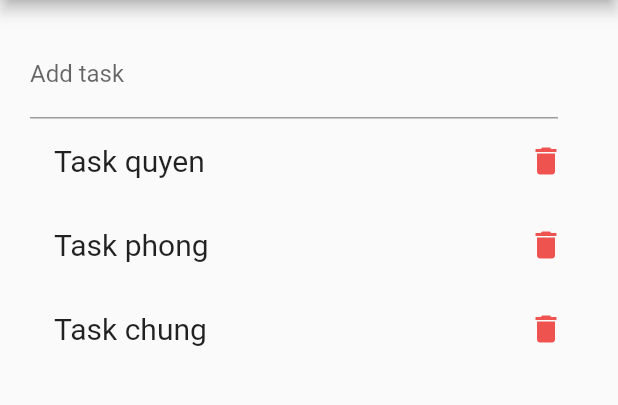
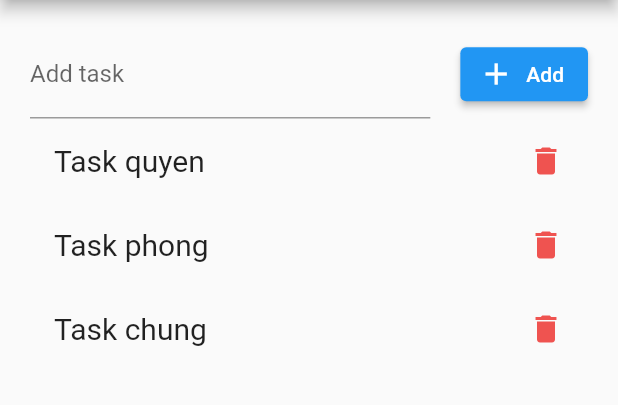
Before and after one commit to phongtran2309/todolist_flutter, a Flutter app: the screen it shows after launch, after a tap on the "delete" icon, on a phone screen of 412 x 824 dp, the part 84-489 px from its top. Run offline on Flutter 3.47's test engine with Material 2 defaults, Android fonts, the phone set to English and light mode, and no system bars; missing offline and left inert: dart:ffi.

Commit message:
Add event add button

```diff
--- a/lib/todo/todo_header.dart
+++ b/lib/todo/todo_header.dart
@@ -1,7 +1,15 @@
+import 'dart:ffi';
+
 import 'package:flutter/material.dart';
 
 class TodoHeader extends StatelessWidget {
-  const TodoHeader({Key? key}) : super(key: key);
+  const TodoHeader({Key? key,
+    required this.tasks,
+    required this.onChange
+  }) : super(key: key);
+
+  final List<String> tasks;
+  final ValueChanged<List<String>> onChange;
 
   @override
   Widget build(BuildContext context) {
@@ -10,17 +18,27 @@ class TodoHeader extends StatelessWidget {
       children: <Widget>[
         Expanded(
           child: TextFormField(
+            // onFieldSubmitted:(value) {},
             controller: txtTodoController,
             decoration: const InputDecoration(labelText: 'Add task', hintText: 'Add task'),
           ),
         ),
         const SizedBox(width: 20,),
-        // ElevatedButton.icon(
-        //   onPressed: () {};
-        //   },
-        //   icon: const Icon(Icons.add),
-        //   label: const Text('Add'),
-        // ),
+        ElevatedButton.icon(
+          onPressed: () {
+            final taskValue = txtTodoController.text;
+            if (taskValue.isNotEmpty) {
+              tasks.add(taskValue);
+              onChange(tasks);
+            } else {
+              // TODO: thong bao toast
+              debugPrint('ascbas');
+            }
+
+          },
+          icon: const Icon(Icons.add),
+          label: const Text('Add'),
+        ),
       ],
     );
   }
--- a/lib/todo/todo_list.dart
+++ b/lib/todo/todo_list.dart
@@ -1,35 +1,81 @@
 import 'package:flutter/material.dart';
 
-class TodoList extends StatelessWidget {
-  const TodoList({
-    Key? key,
-    required this.tasks,
-    required this.onChange
-  }) : super(key: key);
+class TodoList extends StatefulWidget {
+  const TodoList({Key? key, required this.tasks, required this.onChange})
+      : super(key: key);
 
   final List<String> tasks;
   final ValueChanged<List<String>> onChange;
 
   @override
+  State<TodoList> createState() => _TodoListState();
+}
+
+class _TodoListState extends State<TodoList> {
+  @override
   Widget build(BuildContext context) {
     return ListView.builder(
-        itemCount: tasks.length,
+        itemCount: widget.tasks.length,
         itemBuilder: (context, index) {
-          final task = tasks[index];
+          final task = widget.tasks[index];
           return ListTile(
-            title:  Text('Task $task', style: const TextStyle(fontSize: 20),),
+            // leading: GestureDetector(
+            //   onTap: () {
+            //     const MyStatefulWidget();
+            //   },
+            // ),
+            title: Text(
+              'Task $task',
+              style: const TextStyle(fontSize: 20),
+            ),
             trailing: GestureDetector(
               onTap: () {
-                tasks.removeAt(index);
-                onChange(tasks);
+                widget.tasks.removeAt(index);
+                widget.onChange(widget.tasks);
               },
               child: Icon(
                 Icons.delete,
                 color: Colors.red[400],
               ),
             ),
-
           );
         });
   }
 }
+
+class MyStatefulWidget extends StatefulWidget {
+  const MyStatefulWidget({Key? key}) : super(key: key);
+
+  @override
+  State<MyStatefulWidget> createState() => _MyStatefulWidgetState();
+}
+
+class _MyStatefulWidgetState extends State<MyStatefulWidget> {
+  bool isChecked = false;
+
+  @override
+  Widget build(BuildContext context) {
+    Color getColor(Set<MaterialState> states) {
+      const Set<MaterialState> interactiveStates = <MaterialState>{
+        MaterialState.pressed,
+        MaterialState.hovered,
+        MaterialState.focused,
+      };
+      if (states.any(interactiveStates.contains)) {
+        return Colors.blue;
+      }
+      return Colors.red;
+    }
+
+    return Checkbox(
+      checkColor: Colors.white,
+      fillColor: MaterialStateProperty.resolveWith(getColor),
+      value: isChecked,
+      onChanged: (bool? value) {
+        setState(() {
+          isChecked = value!;
+        });
+      },
+    );
+  }
+}
--- a/lib/todo/todo_list_container.dart
+++ b/lib/todo/todo_list_container.dart
@@ -26,7 +26,7 @@ class _TodoListContainerState extends State<TodoListContainer> {
       padding: const EdgeInsets.all(20),
       child: Column(
         children: <Widget>[
-          const TodoHeader(),
+          TodoHeader(tasks: tasks, onChange: _handleTasksChanged,),
           Expanded(
               child: TodoList(tasks: tasks, onChange: _handleTasksChanged,)
           ),
```
